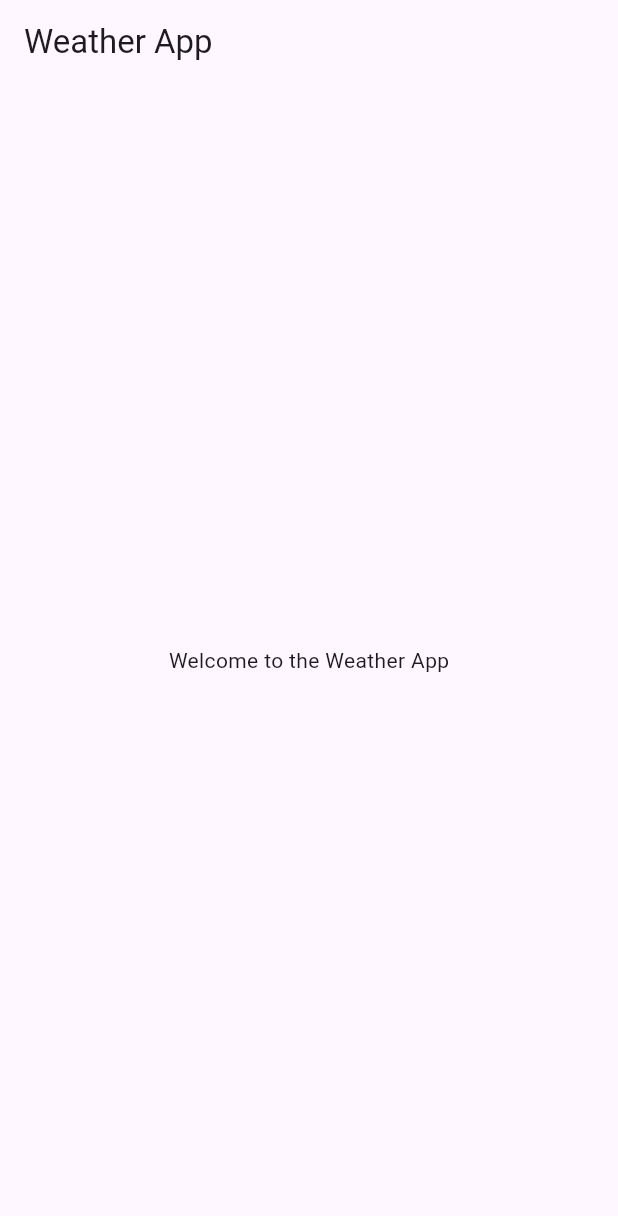
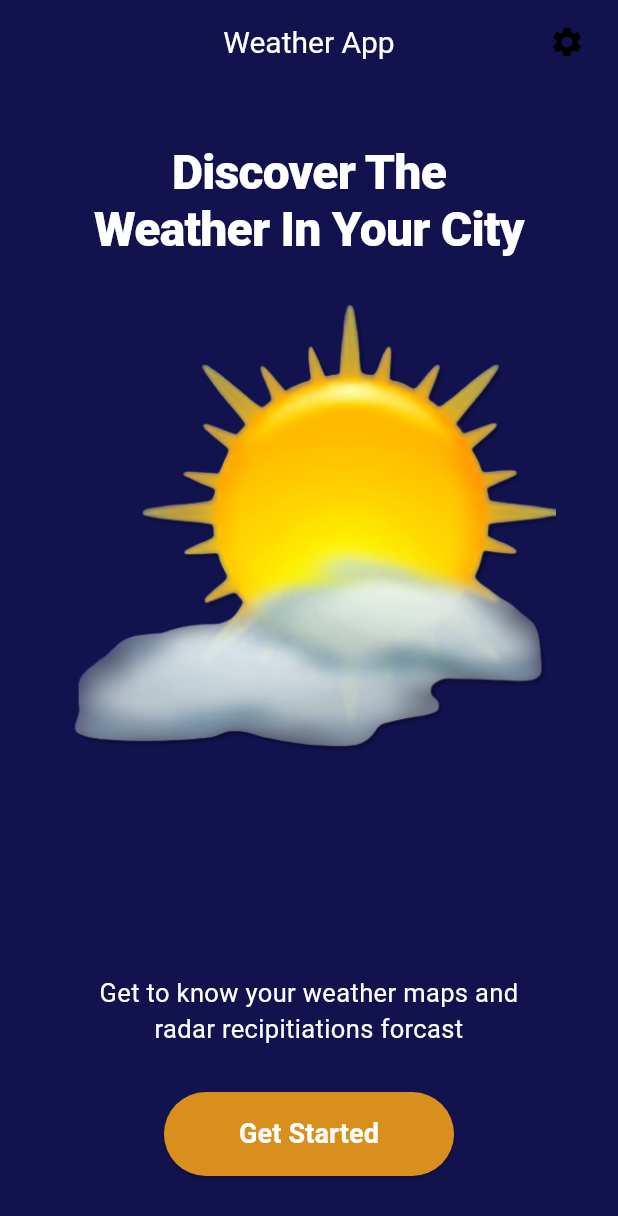
Before and after one commit to MJJP1364/flutter_weathr_app, a Flutter app: the screen it shows after launch, on a phone screen of 412 x 824 dp. Shown: the top 1216 px of the screen. Run offline on Flutter 3.47's test engine with Material 3 defaults, Android fonts, the phone set to English and light mode, and no system bars; our stand-ins replace get, get_storage.

Commit message:
some change and theme

```diff
--- a/lib/Core/Utils/consts.dart
+++ b/lib/Core/Utils/consts.dart
@@ -0,0 +1,4 @@
+import 'package:flutter/material.dart';
+
+final backgroundColor = const Color.fromARGB(255, 18, 18, 78);
+final buttonColor = const Color(0xFFd98f1e);
--- /dev/null
+++ b/lib/Core/Utils/themes/theme_controller.dart
@@ -0,0 +1,26 @@
+
+import 'package:flutter/material.dart';
+import 'package:get/get.dart';
+import 'package:get_storage/get_storage.dart';
+
+class ThemeController extends GetxController {
+  final _box = GetStorage();
+  final _key = 'isDarkMode';
+
+  ThemeMode get theme => _loadTheme() ? ThemeMode.dark : ThemeMode.light;
+
+  bool _loadTheme() => _box.read(_key) ?? false;
+
+  void saveTheme(bool isDarkMode) => _box.write(_key, isDarkMode);
+
+  void changeTheme(ThemeData theme) {
+    Get.changeTheme(theme);
+    debugPrint(theme.toString());
+    update();
+  }
+
+  void changeThemeMode(ThemeMode themeMode) {
+    Get.changeThemeMode(themeMode);
+    update();
+  }
+}
--- /dev/null
+++ b/lib/Core/Utils/themes/themes.dart
@@ -0,0 +1,48 @@
+
+import 'package:flutter/material.dart';
+
+class Themes{
+  static final lightTheme = ThemeData(
+    brightness: Brightness.light,
+    primaryColor: Colors.blue,
+    hintColor: Colors.orange,
+    textTheme: TextTheme(
+      bodyLarge: TextStyle(color: Colors.black, fontSize: 16),
+      bodyMedium: TextStyle(color: Colors.grey, fontSize: 14),
+    ),
+    colorScheme: ColorScheme(
+      brightness: Brightness.light,
+      primary: Colors.blue,
+      onPrimary: Colors.white,
+      secondary: Colors.orange,
+      onSecondary: Colors.white,
+      error: Colors.red,
+      onError: Colors.white,
+      surface: Colors.white,
+      onSurface: Colors.black,
+    ),
+  );
+
+  static final darkTheme = ThemeData(
+    brightness: Brightness.dark,
+    primaryColor: Colors.blueGrey,
+    hintColor: Colors.orangeAccent,
+    textTheme: TextTheme(
+      bodyLarge: TextStyle(color: Colors.white, fontSize: 16),
+      bodyMedium: TextStyle(color: Colors.grey, fontSize: 14),
+    ),
+    colorScheme: ColorScheme(
+      brightness: Brightness.dark,
+      primary: Colors.blueGrey,
+      onPrimary: Colors.white,
+      secondary: Colors.orangeAccent,
+      onSecondary: Colors.white,
+      error: Colors.redAccent,
+      onError: Colors.white,
+      surface: Colors.black87,
+      onSurface: Colors.white,
+    ),
+  );
+
+
+}
--- a/lib/Core/dependences/dependences.dart
+++ b/lib/Core/dependences/dependences.dart
@@ -8,5 +8,6 @@ class AllBindings implements Bindings {
     // Add all your controllers here
     Get.lazyPut<HomeController>(() => HomeController() , fenix: true);
 
+
   }
 }
--- /dev/null
+++ b/lib/Pages/spalash/splash_screen.dart
@@ -0,0 +1,113 @@
+import 'package:flutter/material.dart';
+import 'package:get/get.dart';
+import 'package:weather_app/Core/Utils/consts.dart';
+import 'package:weather_app/Core/Utils/themes/theme_controller.dart';
+
+class SplashScreen extends StatelessWidget {
+  SplashScreen({super.key});
+
+  final themeController = Get.put(ThemeController());
+  @override
+  Widget build(BuildContext context) {
+    final Size size = MediaQuery.of(context).size;
+    return Scaffold(
+      extendBodyBehindAppBar: true,
+      backgroundColor: backgroundColor,
+      appBar: AppBar(
+        automaticallyImplyLeading: false,
+        backgroundColor: Colors.transparent,
+        elevation: 0,
+        actions: [
+          Padding(
+            padding: const EdgeInsets.only(right: 10.0),
+            child: IconButton(
+              onPressed: () {
+                if (Get.isDarkMode) {
+                  themeController.changeThemeMode(ThemeMode.light);
+                  //   or-------------
+                  // themeController.changeTheme(Themes.lightThemes);
+                  // save theme to GetStorage
+                  themeController.saveTheme(false);
+                } else {
+                  themeController.changeThemeMode(ThemeMode.dark);
+                  //   or-------------
+                  // themeController.changeTheme(Themes.darkThemes);
+                  // save theme to GetStorage
+                  themeController.saveTheme(true);
+                }
+              },
+
+              icon: Icon(Icons.settings),
+            ),
+          ),
+        ],
+
+        title: const Text(
+          'Weather App',
+          style: TextStyle(color: Colors.white, fontSize: 20),
+        ),
+        centerTitle: true,
+      ),
+      body: SafeArea(
+        child: Padding(
+          padding: const EdgeInsets.symmetric(vertical: 40),
+          child: Column(
+            children: [
+              Center(
+                child: Text(
+                  'Discover The\nWeather In Your City',
+                  textAlign: TextAlign.center,
+                  style: TextStyle(
+                    fontSize: 32,
+                    color: Colors.white,
+                    fontWeight: FontWeight.w800,
+                    letterSpacing: -0.5,
+                    height: 1.2,
+                  ),
+                ),
+              ),
+              const SizedBox(height: 20),
+              Image.asset('assets/cloudy.png', height: size.height * 0.4),
+              Spacer(),
+              Center(
+                child: Text(
+                  'Get to know your weather maps and\nradar recipitiations forcast',
+                  textAlign: TextAlign.center,
+                  style: TextStyle(
+                    fontSize: 17,
+                    fontWeight: FontWeight.w400,
+                    color: Colors.white,
+                  ),
+                ),
+              ),
+              Padding(
+                padding: const EdgeInsets.only(top: 30),
+                child: ElevatedButton(
+                  style: ElevatedButton.styleFrom(
+                    backgroundColor: buttonColor,
+                    shape: RoundedRectangleBorder(
+                      borderRadius: BorderRadius.circular(30),
+                    ),
+                    padding: const EdgeInsets.symmetric(vertical: 15),
+                  ),
+                  onPressed: () {},
+                  child: Padding(
+                    padding: EdgeInsets.symmetric(horizontal: 50),
+                    child: Text(
+                      'Get Started',
+                      style: TextStyle(
+                        fontSize: 18,
+                        color: Colors.white,
+                        fontWeight: FontWeight.bold,
+                      ),
+                    ),
+                  ),
+                ),
+              ),
+            ],
+          ),
+        ),
+      ),
+    );
+  }
+}
--- a/lib/main.dart
+++ b/lib/main.dart
@@ -1,9 +1,21 @@
 import 'package:flutter/material.dart';
+import 'package:flutter/services.dart';
 import 'package:get/get.dart';
+import 'package:get_storage/get_storage.dart';
+import 'package:weather_app/Core/Utils/themes/theme_controller.dart';
+import 'package:weather_app/Core/Utils/themes/themes.dart';
 import 'package:weather_app/Core/dependences/dependences.dart';
-import 'Pages/Home/home_view.dart';
+import 'package:weather_app/Pages/spalash/splash_screen.dart';
+// import 'Pages/Home/home_view.dart';
 
-void main() {
+Future<void> main() async {
+  WidgetsFlutterBinding.ensureInitialized();
+  await GetStorage.init();
+
+  SystemChrome.setSystemUIOverlayStyle(
+    const SystemUiOverlayStyle(statusBarColor: Colors.transparent),
+  );
+
   runApp(const FlutterWeatherApp());
 }
 
@@ -15,10 +27,14 @@ class FlutterWeatherApp extends StatelessWidget {
     return GetMaterialApp(
       title: 'Flutter Weather App',
 
-      theme: ThemeData(primarySwatch: Colors.blue, useMaterial3: true),
+      themeMode: ThemeController().theme,
+      theme: Themes.lightTheme,
+      darkTheme: Themes.darkTheme,
+
+      // theme: ThemeData(primarySwatch: Colors.blue, useMaterial3: true),
       initialBinding: AllBindings(),
       debugShowCheckedModeBanner: false,
-      home: HomePage(),
+      home: SplashScreen(),
     );
   }
 }
--- a/lib/routhes.dart
+++ b/lib/routhes.dart
@@ -1,14 +1,19 @@
-
 import 'package:get/get.dart';
 import 'package:weather_app/Pages/Home/home_view.dart';
+import 'package:weather_app/Pages/spalash/splash_screen.dart';
 
-List<GetPage> routes =[
+List<GetPage> routes = [
   GetPage(
     name: '/',
     page: () => const HomePage(),
     // binding: HomeBinding(),
   ),
 
+  GetPage(
+    name: '/splash',
+    page: () => const SplashScreen(),
+    // binding: SplashBinding(),
+  ),
 
   // GetPage(
   //   name: '/login',
@@ -30,4 +35,4 @@ List<GetPage> routes =[
   //   page: () => const SettingsPage(),
   //   binding: SettingsBinding(),
   // ),
-] ;
+];
--- a/pubspec.yaml
+++ b/pubspec.yaml
@@ -39,6 +39,7 @@ dependencies:
   http: ^1.4.0
   intl: ^0.20.2
   google_fonts: ^6.2.1
+  get_storage: ^2.1.1
 
 dev_dependencies:
   flutter_test:
@@ -63,8 +64,8 @@ flutter:
   uses-material-design: true
 
   # To add assets to your application, add an assets section, like this:
-  # assets:
-  #   - images/a_dot_burr.jpeg
+  assets:
+    - assets/
   #   - images/a_dot_ham.jpeg
 
   # An image asset can refer to one or more resolution-specific "variants", see
```
Also changed, not shown: assets/cloudy.png (added), assets/cloudy1.png (added), assets/cloudy2.png (added), pubspec.lock.
